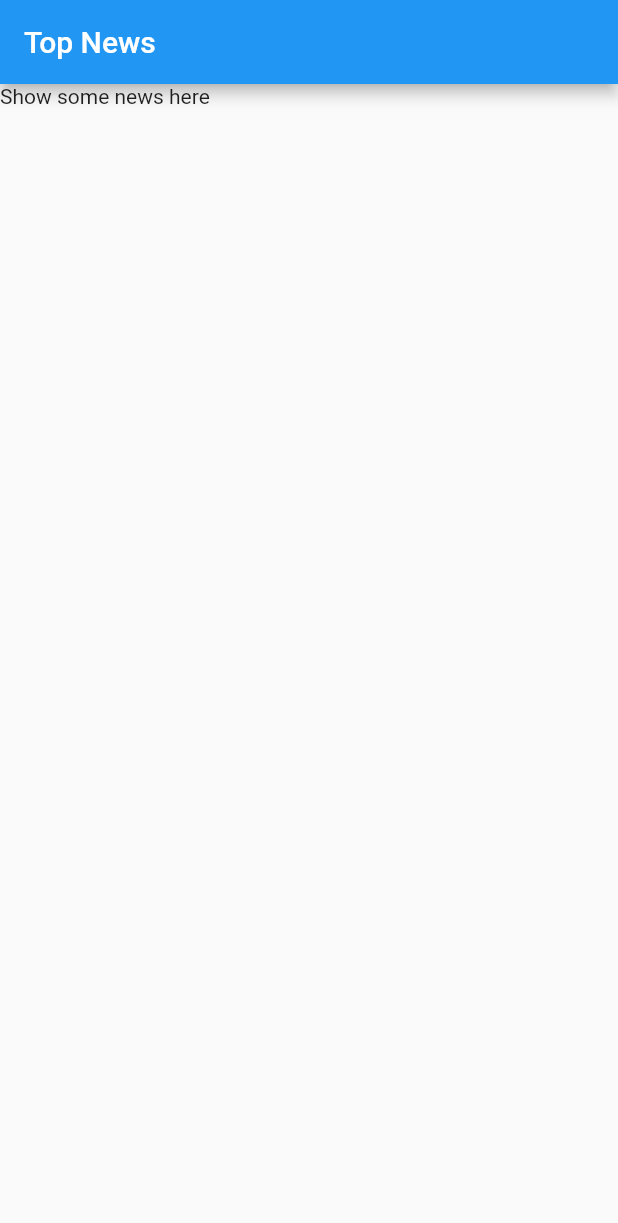
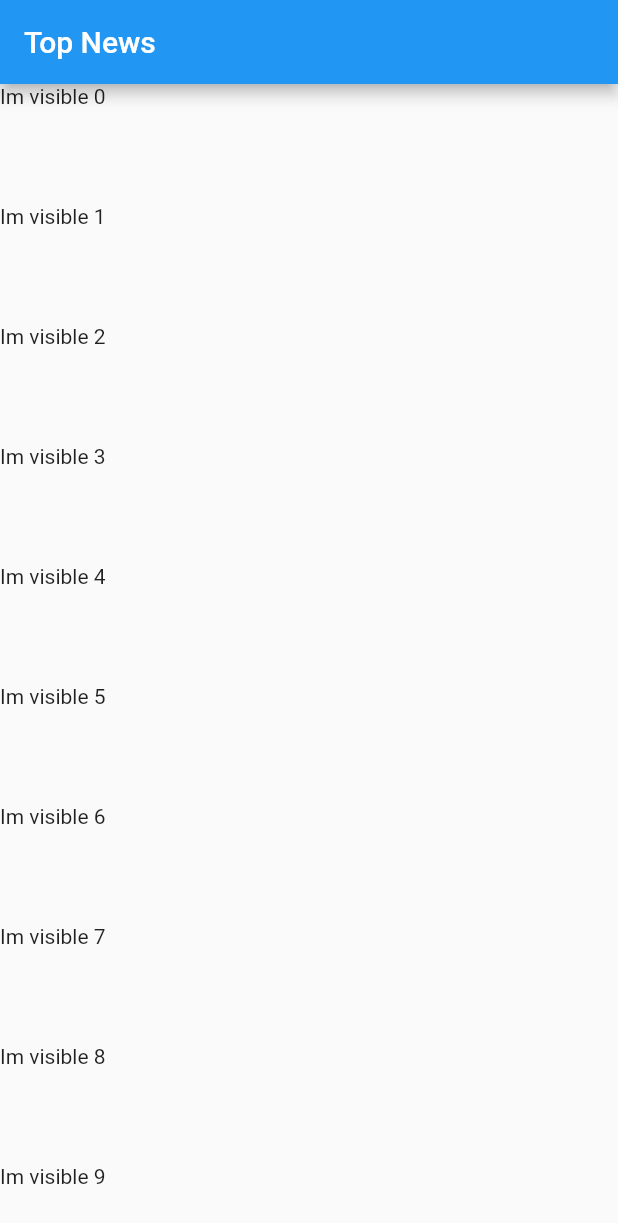
Before and after one commit to weilyuwang/Flutter-HackerNews, a Flutter app: the screen it shows after launch, on a phone screen of 412 x 824 dp. Shown: the top 1223 px of the screen. Run offline on Flutter 3.47's test engine with Material 2 defaults, Android fonts, the phone set to English and light mode, and no system bars; our stand-ins replace sqflite; accounts and stored records are empty.

```diff
--- /dev/null
+++ b/lib/src/blocs/stories_bloc.dart
@@ -0,0 +1 @@
+class StoriesBloc {}
--- a/lib/src/screens/news_list.dart
+++ b/lib/src/screens/news_list.dart
@@ -1,11 +1,38 @@
 import 'package:flutter/material.dart';
+import 'dart:async';
 
 class NewsList extends StatelessWidget {
   @override
   Widget build(BuildContext context) {
     return Scaffold(
       appBar: AppBar(title: Text('Top News')),
-      body: Text('Show some news here'),
+      body: buildList(),
+    );
+  }
+
+  Widget buildList() {
+    return ListView.builder(
+      itemCount: 500,
+      itemBuilder: (BuildContext context, int index) {
+        return FutureBuilder(
+          future: getFuture(),
+          builder: (context, snapshot) {
+            return Container(
+              height: 80.0,
+              child: snapshot.hasData
+                  ? Text('Im visible $index')
+                  : Text('I havent fetched data yet $index'),
+            );
+          },
+        );
+      },
+    );
+  }
+
+  getFuture() {
+    return Future.delayed(
+      Duration(seconds: 2),
+      () => 'h1',
     );
   }
 }
```
Also changed, not shown: lib/src/blocs/stories_provider.dart (added, +17 -0 lines), 3 other files.
